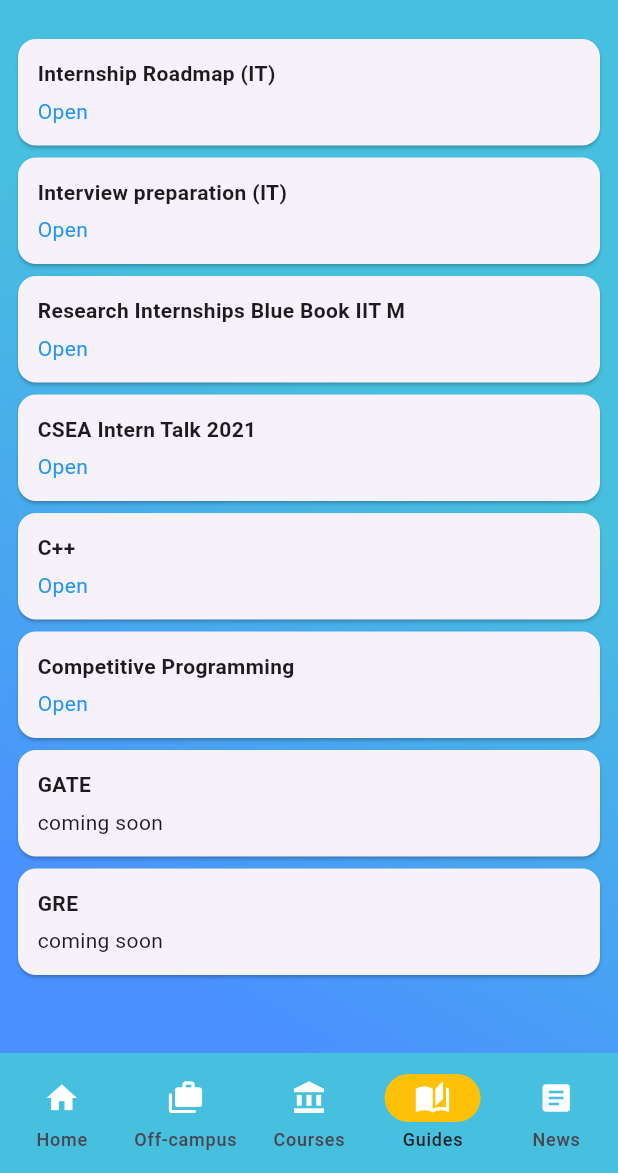
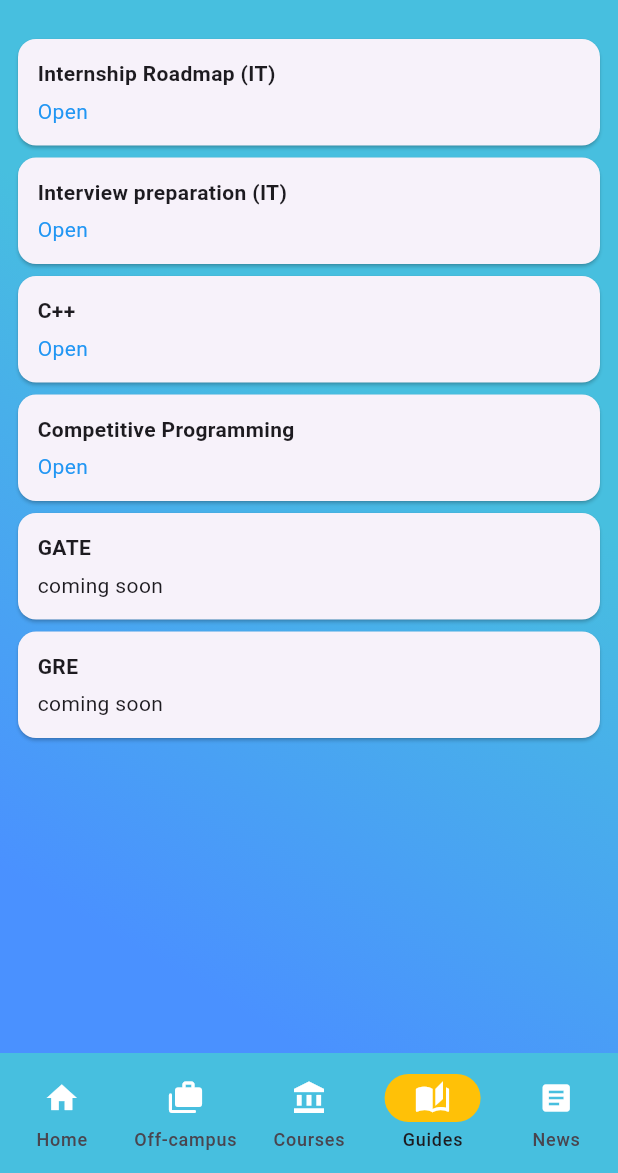
Before and after one commit to dshreddy/acad-affairs-app, a Flutter app: the screen it shows after launch, item 4 of the bottom bar chosen, on a phone screen of 412 x 824 dp, the part 63-1236 px from its top. Run offline on Flutter 3.47's test engine with Material 3 defaults, Android fonts, the light colour scheme and no system bars.

Commit message:
updated jobs & guides

```diff
--- a/lib/screens/guides.dart
+++ b/lib/screens/guides.dart
@@ -20,16 +20,16 @@
       link:
           'https://drive.google.com/file/d/12DI-vuw5eXvnapbc5BbKGVvz0NMT9i-7/view?usp=sharing',
     ),
-    GuideListing(
-      name: 'Research Internships Blue Book IIT M',
-      link:
-          'https://drive.google.com/file/d/11eUJaDishmKvGjGsFLwThbtGj8uP65Z2/view?usp=sharing',
-    ),
-    GuideListing(
-      name: 'CSEA Intern Talk 2021',
-      link:
-          'https://drive.google.com/file/d/1RRD2Exq9_936lbuMYmyhm5cdAKQxvcn8/view?usp=sharing',
-    ),
+    // GuideListing(
+    //   name: 'Research Internships Blue Book IIT M',
+    //   link:
+    //       'https://drive.google.com/file/d/11eUJaDishmKvGjGsFLwThbtGj8uP65Z2/view?usp=sharing',
+    // ),
+    // GuideListing(
+    //   name: 'CSEA Intern Talk 2021',
+    //   link:
+    //       'https://drive.google.com/file/d/1RRD2Exq9_936lbuMYmyhm5cdAKQxvcn8/view?usp=sharing',
+    // ),
     GuideListing(
       name: 'C++',
       link: 'https://github.com/unniisme/cppBootcamp',
```
Also changed, not shown: lib/screens/jobs.dart (+0 -14 lines).
